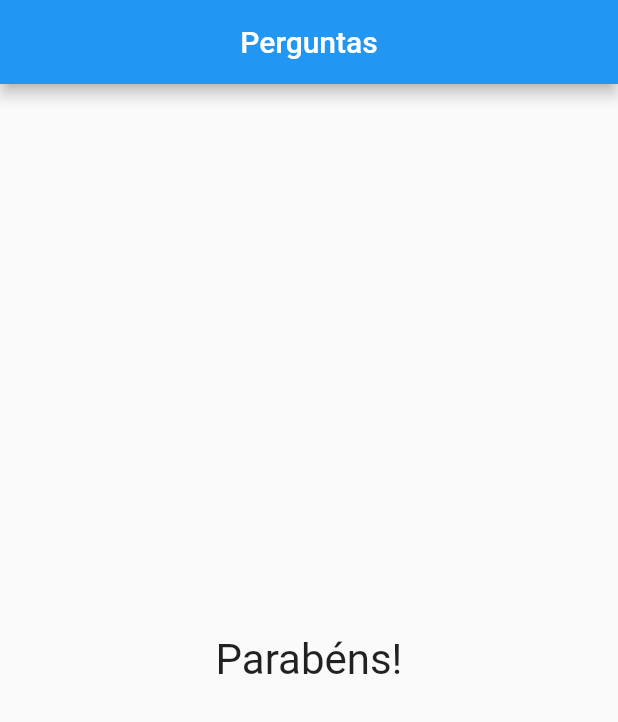
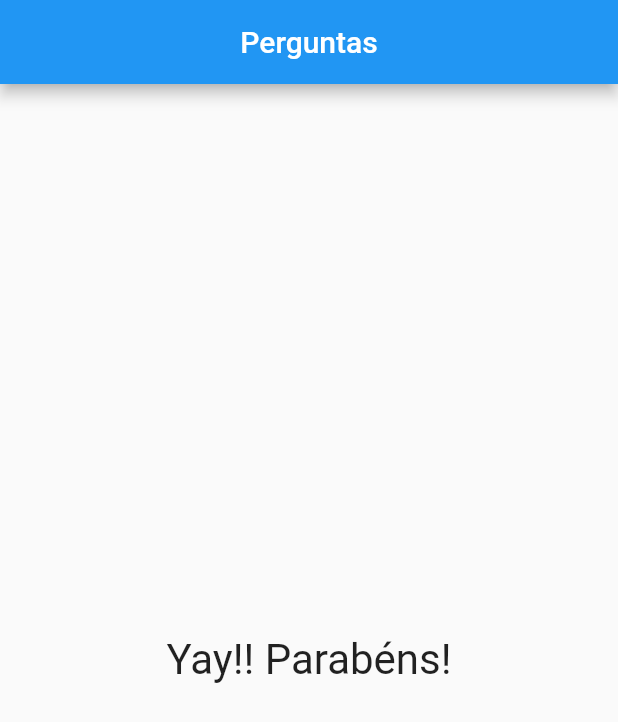
Before and after one commit to Smoow/flutter_quiz_app, a Flutter app: the screen it shows after launch, after a tap on "Azul", after a tap on "Monster", after a tap on "Izzas", on a phone screen of 412 x 824 dp. Shown: the top 722 px of the screen. Run offline on Flutter 3.47's test engine with Material 2 defaults, Android fonts, the phone set to English and light mode, and no system bars.

Commit message:
Result component

```diff
--- a/quiz_project/lib/main.dart
+++ b/quiz_project/lib/main.dart
@@ -1,6 +1,7 @@
 import 'package:flutter/material.dart';
 import './question.dart';
 import './answer.dart';
+import './result.dart';
 
 main() => runApp(QuizApp());
 
@@ -56,12 +57,7 @@ class _QuizAppState extends State<QuizApp> {
                   ...answers.map((t) => Answer(t, _responder)).toList(),
                 ],
               )
-            : Center(
-                child: Text(
-                  'Parabéns!',
-                  style: TextStyle(fontSize: 28),
-                ),
-              ),
+            : Result(),
       ),
     );
   }
--- /dev/null
+++ b/quiz_project/lib/result.dart
@@ -0,0 +1,13 @@
+import 'package:flutter/material.dart';
+
+class Result extends StatelessWidget {
+  @override
+  Widget build(BuildContext context) {
+    return Center(
+      child: Text(
+        'Yay!! Parabéns!',
+        style: TextStyle(fontSize: 28),
+      ),
+    );
+  }
+}
```
